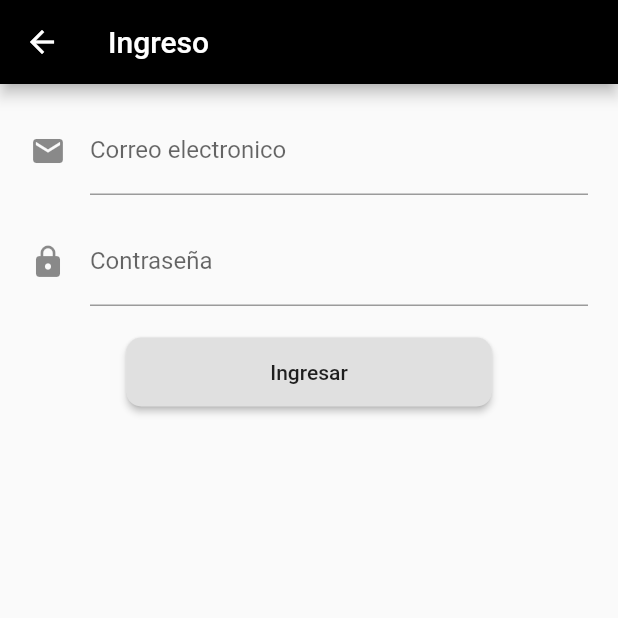
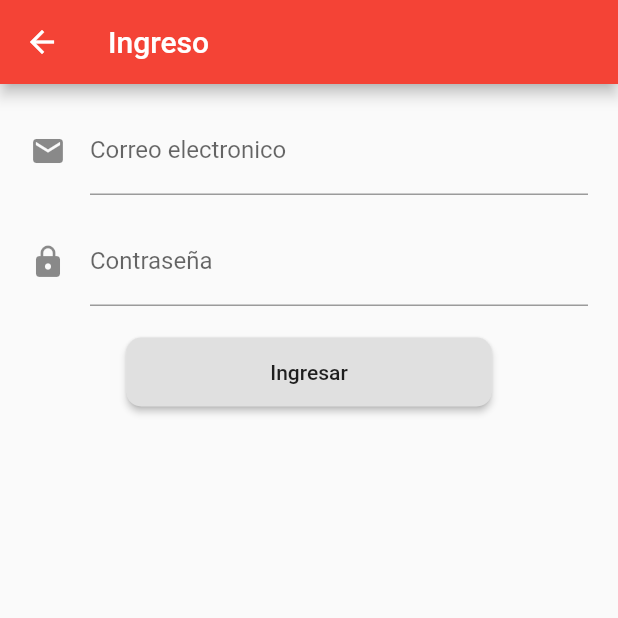
Before and after one commit to Racso1624/AlChilazo, a Flutter app: the screen it shows after launch, after a tap on "Log In", on a phone screen of 412 x 824 dp, the top half of it. Run offline on Flutter 3.47's test engine with Material 2 defaults, Android fonts, the phone set to English and light mode, and no system bars.

Commit message:
Merging branches

```diff
--- a/alchilazo/lib/ingreso_sesion.dart
+++ b/alchilazo/lib/ingreso_sesion.dart
@@ -15,7 +15,7 @@ class _IngresoState extends State<Ingreso> {
         child: Scaffold(
       appBar: AppBar(
         title: Text("Ingreso"),
-        backgroundColor: Color.fromARGB(255, 0, 0, 0),
+        backgroundColor: Colors.red,
       ),
       body: Center(
         child: Column(
--- a/alchilazo/lib/login_page.dart
+++ b/alchilazo/lib/login_page.dart
@@ -17,8 +17,9 @@ class _LoginPageState extends State<LoginPage> {
       child: Scaffold(
         backgroundColor: Colors.black,
         appBar: AppBar(
-            title: Text("Al Chilazo"),
-            backgroundColor: Color.fromARGB(255, 0, 0, 0)),
+          title: Text("Al Chilazo"),
+          backgroundColor: Colors.red,
+        ),
         body: Center(
           child: Column(
             children: [
--- a/alchilazo/lib/registro_usuario.dart
+++ b/alchilazo/lib/registro_usuario.dart
@@ -15,7 +15,7 @@ class _RegistroState extends State<Registro> {
         child: Scaffold(
       appBar: AppBar(
         title: Text("Registro"),
-        backgroundColor: Color.fromARGB(255, 0, 0, 0),
+        backgroundColor: Colors.red,
       ),
       body: Center(
         child: Column(
```
Also changed, not shown: alchilazo/lib/register_worker.dart (+5 -3 lines).
